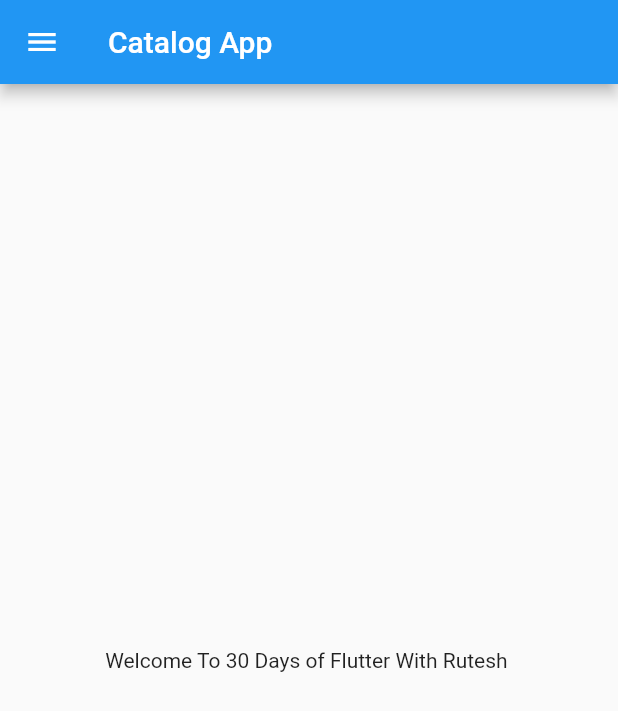
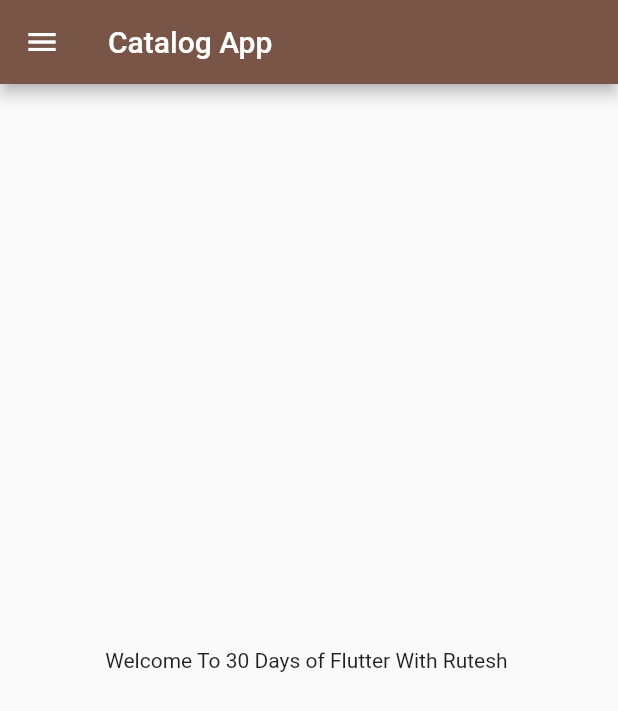
Before and after one commit to Rutesh07/30DaysOfFlutter, a Flutter app: the screen it shows after launch, on a phone screen of 412 x 824 dp. Shown: the top 711 px of the screen. Run offline on Flutter 3.47's test engine with Material 2 defaults, Android fonts, the phone set to English and light mode, and no system bars.

Commit message:
Day3 completed

```diff
--- a/lib/main.dart
+++ b/lib/main.dart
@@ -1,6 +1,7 @@
 import 'package:flutter/material.dart';
+import 'package:practice1/pages/login_page.dart';
 
-import 'Home_Page.dart';
+import 'pages/Home_Page.dart';
 
 void main() {
   runApp(MyApp());
@@ -12,7 +13,18 @@ class MyApp extends StatelessWidget {
   @override
   Widget build(BuildContext context) {
     return MaterialApp(
-      home: HomePage(),
+      debugShowCheckedModeBanner: false,
+      themeMode: ThemeMode.light,
+      theme: ThemeData(primarySwatch: Colors.brown),
+      darkTheme: ThemeData(
+        brightness: Brightness.dark,
+      ),
+      initialRoute: "/home",
+      routes: {
+        "/": (context) => LoginPage(),
+        "/home": (context) => HomePage(),
+        "/login": (context) => LoginPage(),
+      },
     );
   }
 }
--- a/pubspec.yaml
+++ b/pubspec.yaml
@@ -44,7 +44,7 @@ dev_dependencies:
   # activated in the `analysis_options.yaml` file located at the root of your
   # package. See that file for information about deactivating specific lint
   # rules and activating additional ones.
-  flutter_lints: ^2.0.0
+  # flutter_lints: ^2.0.0
 
 # For information on the generic Dart part of this file, see the
 # following page: https://dart.dev/tools/pub/pubspec
```
Also changed, not shown: lib/pages/login_page.dart (added, +21 -0 lines), lib/pages/Home_Page.dart (renamed from lib/Home_Page.dart), pubspec.lock.
